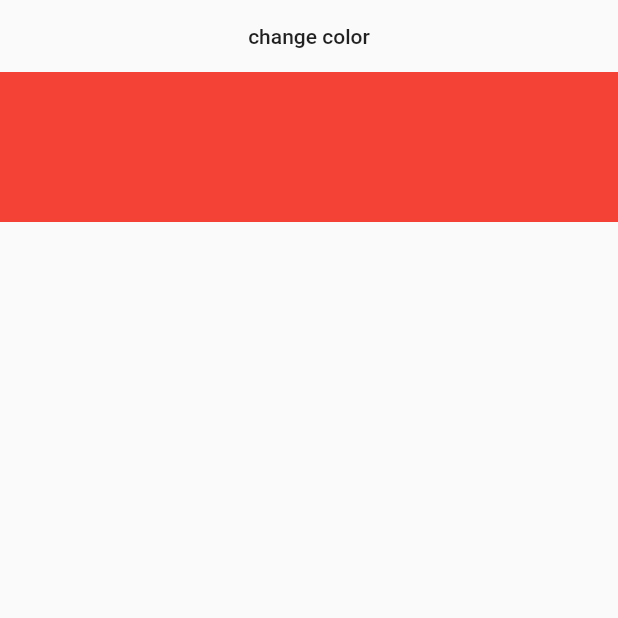
After one commit to roman-mityukov/widgets_practice, a Flutter app: the screen it shows after launch, after a tap on "InheritedWidget", on a phone screen of 412 x 824 dp, the top half of it. The commit adds this screen. Run offline on Flutter 3.47's test engine with Material 2 defaults, Android fonts, the phone set to English and light mode, and no system bars.

Commit message:
InheritedWidget

```diff
--- /dev/null
+++ b/src/widgets_practice/lib/inherited_widget.dart
@@ -0,0 +1,80 @@
+import 'dart:math';
+
+import 'package:flutter/cupertino.dart';
+import 'package:flutter/material.dart';
+
+// предоставляет данные по дереву вниз и ребилдит виджеты, которые используют эти
+// данные
+// updateShouldNotify если true, то ребилдит даже виджеты созданные через
+// const конструктор
+// https://api.flutter.dev/flutter/widgets/InheritedWidget-class.html
+// https://medium.com/@mehmetf_71205/inheriting-widgets-b7ac56dbbeb1
+class InheritedWidgetPractice extends StatefulWidget {
+  @override
+  State<StatefulWidget> createState() {
+    return _StateInheritedWidgetPractice();
+  }
+}
+
+class _StateInheritedWidgetPractice extends State<InheritedWidgetPractice> {
+  Color color = Colors.red;
+
+  @override
+  Widget build(BuildContext context) {
+    return Scaffold(
+      body: SafeArea(
+        child: Column(
+          crossAxisAlignment: CrossAxisAlignment.stretch,
+          children: <Widget>[
+            FlatButton(
+              child: Text('change color'),
+              onPressed: () {
+                setState(() {
+                  color = Color(Random().nextInt(4000000000));
+                });
+              },
+            ),
+            FrogColor(
+              color: color,
+              child: const FrogColorListener(),
+            )
+          ],
+        ),
+      ),
+    );
+  }
+}
+
+class FrogColor extends InheritedWidget {
+  const FrogColor({
+    Key key,
+    @required this.color,
+    @required Widget child,
+  })  : assert(color != null),
+        assert(child != null),
+        super(key: key, child: child);
+
+  final Color color;
+
+  static FrogColor of(BuildContext context) {
+    return context.dependOnInheritedWidgetOfExactType<FrogColor>();
+  }
+
+  @override
+  bool updateShouldNotify(FrogColor old) => color != old.color;
+}
+
+class FrogColorListener extends StatelessWidget {
+
+  const FrogColorListener();
+
+  @override
+  Widget build(BuildContext context) {
+    Color color = FrogColor.of(context).color;
+    return Container(
+      width: 100,
+      height: 100,
+      color: color,
+    );
+  }
+}
--- a/src/widgets_practice/lib/layout_builder.dart
+++ b/src/widgets_practice/lib/layout_builder.dart
@@ -2,6 +2,9 @@ import 'package:flutter/cupertino.dart';
 import 'package:flutter/material.dart';
 
 // дает constraints родителя своим потомкам
+// https://api.flutter.dev/flutter/widgets/LayoutBuilder-class.html
+// https://api.flutter.dev/flutter/rendering/BoxConstraints-class.html
+// https://www.youtube.com/watch?time_continue=1&v=IYDVcriKjsw&feature=emb_logo
 class LayoutBuilderPractice extends StatelessWidget {
   @override
   Widget build(BuildContext context) {
--- a/src/widgets_practice/lib/main.dart
+++ b/src/widgets_practice/lib/main.dart
@@ -1,8 +1,26 @@
 import 'package:flutter/cupertino.dart';
 import 'package:flutter/material.dart';
+import 'package:logging/logging.dart';
+import 'package:widgetspractice/inherited_widget.dart';
 import 'package:widgetspractice/layout_builder.dart';
 
 void main() {
+  Logger.root.level = Level.ALL;
+
+  Logger.root.onRecord.listen(
+        (record) {
+      if (record.error != null) {
+        debugPrint(
+            '${record.level.name}: ${record.time}: ${record.loggerName}:'
+                ' ${record.message}: ${record.error}');
+      } else {
+        debugPrint(
+            '${record.level.name}: ${record.time}: ${record.loggerName}:'
+                ' ${record.message}');
+      }
+    },
+  );
+
   runApp(MaterialApp(
     title: 'Flutter Demo',
     theme: ThemeData(
@@ -33,6 +51,12 @@ class _MyHomePageState extends State<MyHomePage> {
               'LayoutBuilder',
               () {
                 _navigateTo(LayoutBuilderPractice());
+              },
+            ),
+            _buildButton(
+              'InheritedWidget',
+              () {
+                _navigateTo(InheritedWidgetPractice());
               },
             )
           ],
--- a/src/widgets_practice/pubspec.yaml
+++ b/src/widgets_practice/pubspec.yaml
@@ -28,6 +28,7 @@ dependencies:
   # The following adds the Cupertino Icons font to your application.
   # Use with the CupertinoIcons class for iOS style icons.
   cupertino_icons: ^0.1.3
+  logging: ^0.11.3+2
 
 dev_dependencies:
   flutter_test:
```
Also changed, not shown: src/widgets_practice/pubspec.lock.
